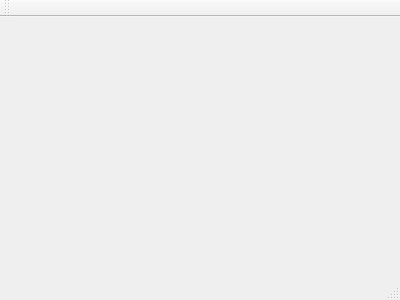
MaxKev1n/C-project, file Client/mainwindow.ui: the form before one commit.
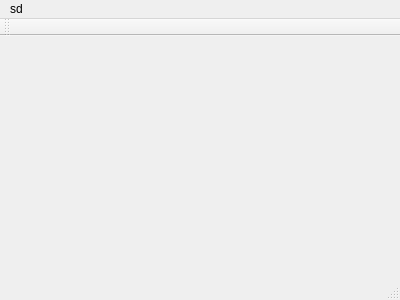
The form after the commit.

Diff of the .ui file:
```diff
--- a/Client/mainwindow.ui
+++ b/Client/mainwindow.ui
@@ -12,13 +12,39 @@
   <property name="windowTitle" >
    <string>MainWindow</string>
   </property>
-  <widget class="QMenuBar" name="menuBar" />
-  <widget class="QToolBar" name="mainToolBar" />
-  <widget class="QWidget" name="centralWidget" />
-  <widget class="QStatusBar" name="statusBar" />
+  <widget class="QWidget" name="centralWidget"/>
+  <widget class="QMenuBar" name="menuBar">
+   <property name="geometry">
+    <rect>
+     <x>0</x>
+     <y>0</y>
+     <width>400</width>
+     <height>26</height>
+    </rect>
+   </property>
+   <widget class="QMenu" name="menusd">
+    <property name="title">
+     <string>sd</string>
+    </property>
+   </widget>
+   <addaction name="menusd"/>
+  </widget>
+  <widget class="QToolBar" name="mainToolBar">
+   <attribute name="toolBarArea">
+    <enum>TopToolBarArea</enum>
+   </attribute>
+   <attribute name="toolBarBreak">
+    <bool>false</bool>
+   </attribute>
+  </widget>
+  <widget class="QStatusBar" name="statusBar"/>
+  <action name="action">
+   <property name="text">
+    <string>\</string>
+   </property>
+  </action>
  </widget>
- <layoutDefault spacing="6" margin="11" />
- <pixmapfunction></pixmapfunction>
+ <layoutdefault spacing="6" margin="11"/>
  <resources/>
  <connections/>
 </ui>
```
Left out of the diff: 7 changed lines with no effect on the pictures.
